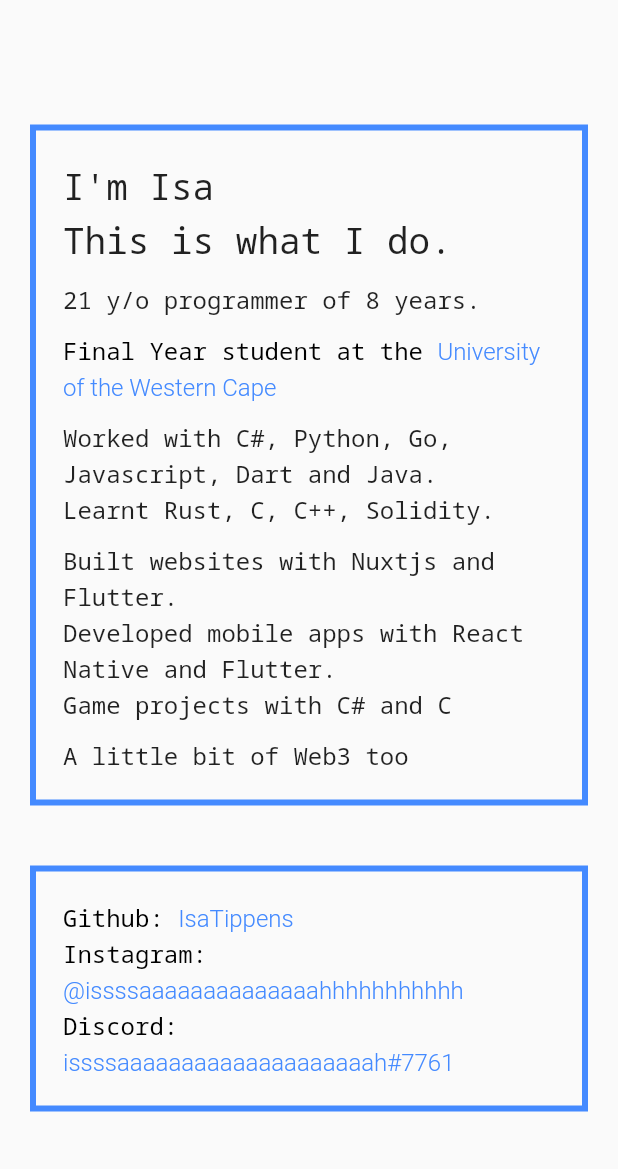
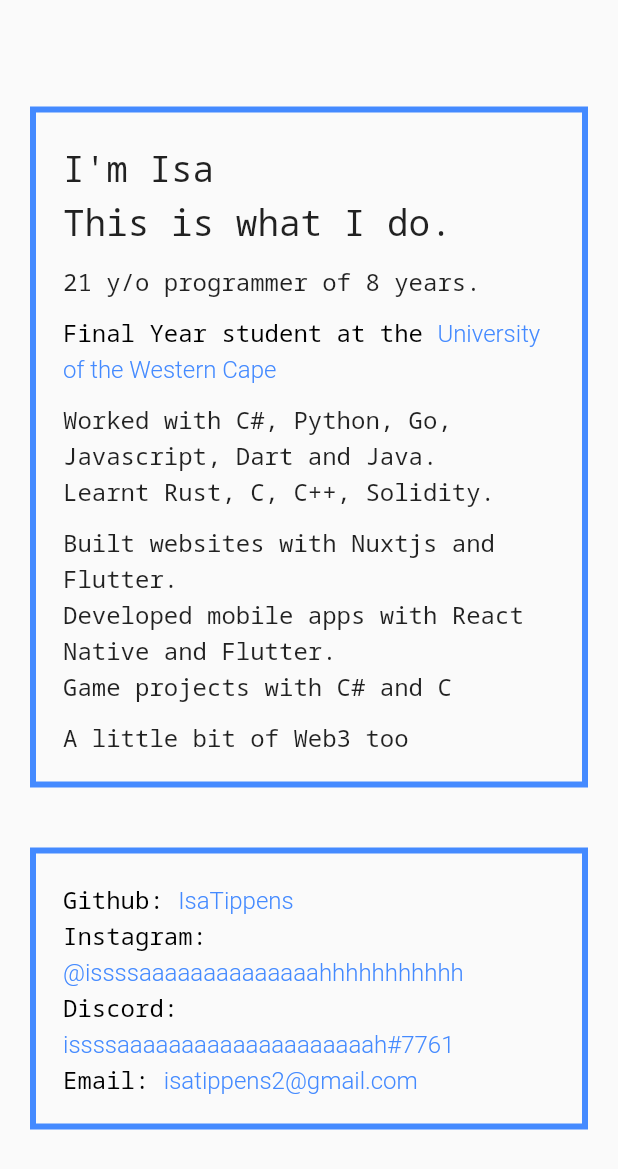
Before and after one commit to IsaTippens/IsaTippens.github.io, a Flutter app: the screen it shows after launch, on a phone screen of 412 x 824 dp. Shown: the top 1169 px of the screen. Run offline on Flutter 3.47's test engine with Material 2 defaults, Android fonts, the phone set to English and light mode, and no system bars; our stand-ins replace google_fonts.

Commit message:
Added Email link

```diff
--- a/lib/screens/home/Widgets/link_text.dart
+++ b/lib/screens/home/Widgets/link_text.dart
@@ -4,13 +4,32 @@
 import 'package:url_launcher/url_launcher.dart';
 
 class LinkText extends StatelessWidget {
-  const LinkText(
-      {this.text, this.clickableText, this.url, this.path, Key? key});
+  final String text;
+  final String clickableText;
+  final Uri uri;
 
-  final String? text;
-  final String? clickableText;
-  final String? url;
-  final String? path;
+  factory LinkText(String label, String clickableContent, Uri uri) {
+    return LinkText._internal(label, clickableContent, uri);
+  }
+
+  factory LinkText.email(
+      {String? label, String? clickableContent, String? address}) {
+    final Uri u = Uri(scheme: 'mailto', path: address);
+    label ??= "";
+    clickableContent ??= "";
+    return LinkText(label, clickableContent, u);
+  }
+
+  factory LinkText.https(
+      {String? label, String? clickableContent, String? url, String? path}) {
+    final Uri u = Uri(scheme: 'https', host: url, path: path);
+    label ??= "";
+    clickableContent ??= "";
+    return LinkText(label, clickableContent, u);
+  }
+
+  LinkText._internal(this.text, this.clickableText, this.uri);
+
   @override
   Widget build(BuildContext context) {
     return Container(
@@ -29,9 +48,7 @@
               style: TextStyle(color: Colors.blueAccent),
               recognizer: TapGestureRecognizer()
                 ..onTap = () {
-                  if (url != null && path != null) {
-                    launchUrl(Uri.https(url!, path!)).then((value) => null);
-                  }
+                  launchUrl(this.uri).then((value) => null);
                 },
             ),
           ],
--- a/lib/screens/home/Widgets/links_box.dart
+++ b/lib/screens/home/Widgets/links_box.dart
@@ -22,23 +22,29 @@
           mainAxisAlignment: MainAxisAlignment.spaceEvenly,
           crossAxisAlignment: CrossAxisAlignment.start,
           children: [
-            LinkText(
-              text: "Github",
-              clickableText: "IsaTippens",
+            LinkText.https(
+              label: "Github",
+              clickableContent: "IsaTippens",
               url: "www.github.com",
               path: "/IsaTippens",
             ),
-            LinkText(
-              text: "Instagram",
-              clickableText: "@issssaaaaaaaaaaaaaahhhhhhhhhhh",
+            LinkText.https(
+              label: "Instagram",
+              clickableContent: "@issssaaaaaaaaaaaaaahhhhhhhhhhh",
               url: "www.instagram.com",
               path: "/issssaaaaaaaaaaaaaahhhhhhhhhhh",
             ),
-            LinkText(
-                text: "Discord",
-                clickableText: "issssaaaaaaaaaaaaaaaaaaaah#7761",
-                url: "discordapp.com",
-                path: "users/265935549745856533"),
+            LinkText.https(
+              label: "Discord",
+              clickableContent: "issssaaaaaaaaaaaaaaaaaaaah#7761",
+              url: "discordapp.com",
+              path: "users/265935549745856533",
+            ),
+            LinkText.email(
+              label: "Email",
+              clickableContent: "isatippens2@gmail.com",
+              address: "isatippens2@gmail.com",
+            ),
           ],
         ),
       ),
```
